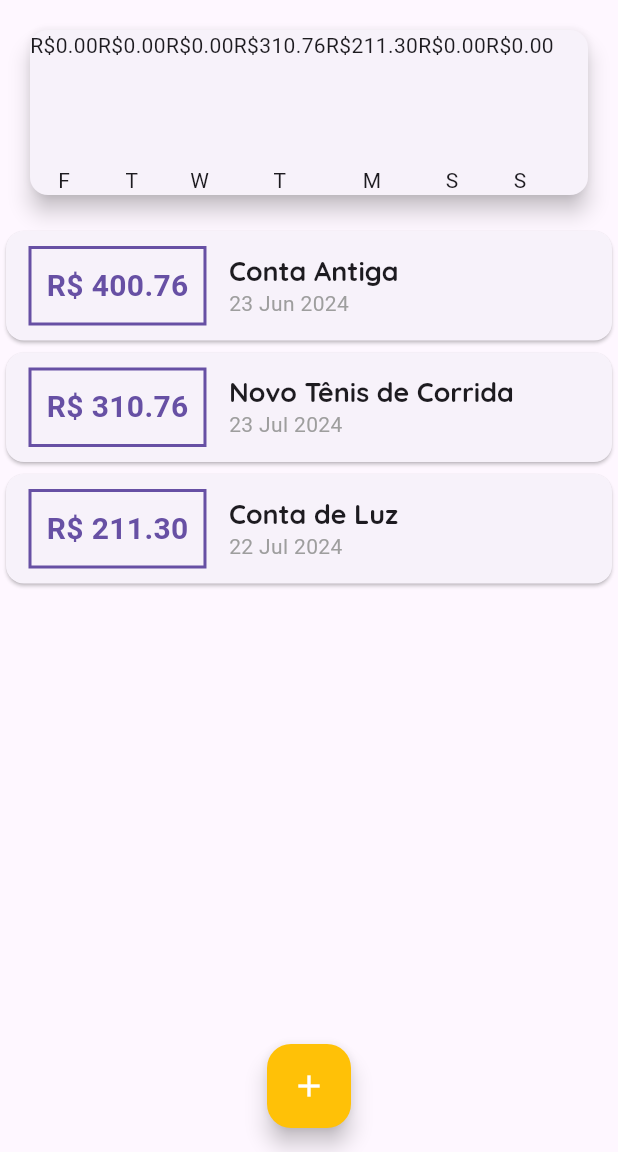
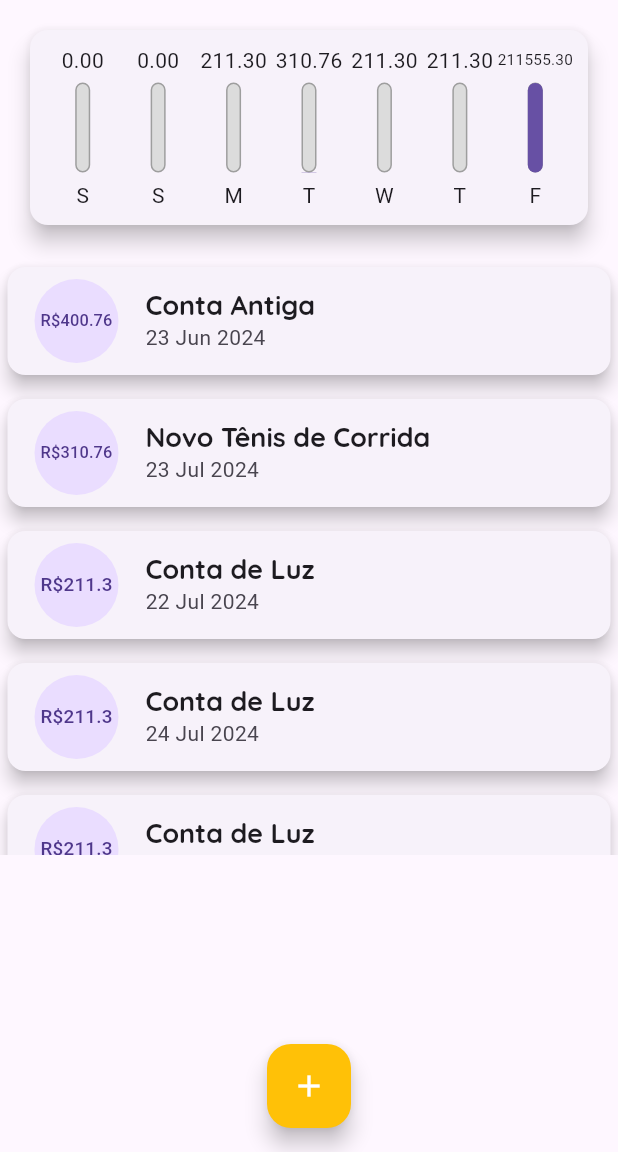
Before and after one commit to DevFullStack-Franklyn-R-Silva/AppDespesasPessoais, a Flutter app: the screen it shows after launch, on a phone screen of 412 x 824 dp, the part 84-1236 px from its top. Run offline on Flutter 3.47's test engine with Material 3 defaults, Android fonts, the phone set to English and light mode, and no system bars.

Commit message:
feat - Melhorando Chart Widget

```diff
--- a/lib/components/chart.dart
+++ b/lib/components/chart.dart
@@ -30,23 +30,35 @@ class Chart extends StatelessWidget {
         'day': DateFormat.E().format(weekDay)[0],
         "value": totalSum,
       };
+    }).reversed.toList();
+  }
+
+  double get _weekTotalValue {
+    return groupedTransactions.fold(0.0, (sum, tr) {
+      return sum + (tr['value'] as double);
     });
   }
 
   @override
   Widget build(BuildContext context) {
-    groupedTransactions;
     return Card(
       elevation: 6,
       margin: EdgeInsets.all(20),
+      child: Padding(
+        padding: const EdgeInsets.all(10.0),
         child: Row(
+          mainAxisAlignment: MainAxisAlignment.spaceAround,
           children: groupedTransactions.map((tr) {
-          return ChartBar(
+            return Flexible(
+              fit: FlexFit.tight,
+              child: ChartBar(
                 label: tr['day'] as String,
                 value: tr['value'] as double,
-            percentage: 0,
+                percentage: (tr['value'] as double) / _weekTotalValue,
+              ),
             );
           }).toList(),
+        ),
       ),
     );
   }
--- a/lib/components/chart_bar.dart
+++ b/lib/components/chart_bar.dart
@@ -15,12 +15,40 @@ class ChartBar extends StatelessWidget {
   Widget build(BuildContext context) {
     return Column(
       children: [
-        Text("R\$${value.toStringAsFixed(2)}"),
+        Container(
+          height: 20,
+          child: FittedBox(
+            child: Text("${value.toStringAsFixed(2)}"),
+          ),
+        ),
         SizedBox(height: 5),
         Container(
           height: 60,
           width: 10,
-          child: null,
+          child: Stack(
+            alignment: Alignment.bottomCenter,
+            children: [
+              Container(
+                decoration: BoxDecoration(
+                  border: Border.all(
+                    color: Colors.grey,
+                    width: 1.0,
+                  ),
+                  color: Color.fromRGBO(220, 220, 220, 1),
+                  borderRadius: BorderRadius.circular(5),
+                ),
+              ),
+              FractionallySizedBox(
+                heightFactor: percentage,
+                child: Container(
+                  decoration: BoxDecoration(
+                    color: Theme.of(context).primaryColor,
+                    borderRadius: BorderRadius.circular(5),
+                  ),
+                ),
+              ),
+            ],
+          ),
         ),
         SizedBox(height: 5),
         Text(label),
--- a/lib/components/transaction_list.dart
+++ b/lib/components/transaction_list.dart
@@ -10,7 +10,7 @@ class TransactionList extends StatelessWidget {
   @override
   Widget build(BuildContext context) {
     return Container(
-      height: 300,
+      height: 400,
       child: transactions.isEmpty
           ? Column(
               children: [
@@ -34,51 +34,32 @@ class TransactionList extends StatelessWidget {
               itemBuilder: (context, index) {
                 final tr = transactions[index];
                 return Card(
-                  child: Row(
-                    children: <Widget>[
-                      Container(
-                        margin: EdgeInsets.symmetric(
-                          horizontal: 15,
-                          vertical: 10,
-                        ),
-                        decoration: BoxDecoration(
-                          border: Border.all(
-                            // color: Colors.purple[50] as Color,
-                            color: Theme.of(context).primaryColor,
-                            width: 2,
-                          ),
-                        ),
-                        padding: EdgeInsets.all(10),
-                        child: Text(
-                          "R\$ ${tr.value.toStringAsFixed(2)}",
-                          style: TextStyle(
-                            fontWeight: FontWeight.bold,
-                            fontSize: 20,
-                            // color: Colors.purple,
-                            color: Theme.of(context).primaryColor,
-                          ),
+                  elevation: 5,
+                  margin: EdgeInsets.symmetric(
+                    vertical: 8,
+                    horizontal: 5,
+                  ),
+                  child: ListTile(
+                    leading: CircleAvatar(
+                      radius: 30,
+                      child: Padding(
+                        padding: const EdgeInsets.all(6.0),
+                        child: FittedBox(
+                          child: Text("R\$${tr.value}"),
                         ),
                       ),
-                      Column(
-                        crossAxisAlignment: CrossAxisAlignment.start,
-                        children: <Widget>[
-                          Text(tr.title,
-                              style: Theme.of(context).textTheme.titleLarge
-                              // style: TextStyle(
-                              //   fontSize: 16,
-                              //   fontWeight: FontWeight.bold,
-                              // ),
-                              ),
-                          Text(
-                            DateFormat('d MMM y').format(tr.date),
-                            style: TextStyle(color: Colors.grey),
-                          ),
-                        ],
-                      ),
-                    ],
+                    ),
+                    title: Text(
+                      tr.title,
+                      style: Theme.of(context).textTheme.titleLarge,
+                    ),
+                    subtitle: Text(
+                      DateFormat("d MMM y").format(tr.date),
+                    ),
                   ),
                 );
-              }),
+              },
+            ),
     );
   }
 }
--- a/lib/main.dart
+++ b/lib/main.dart
@@ -58,6 +58,24 @@ class _MyHomePageState extends State<MyHomePage> {
       title: 'Conta de Luz',
       value: 211.30,
       date: DateTime.now().subtract(Duration(days: 4)),
+    ),
+    Transaction(
+      id: 't3',
+      title: 'Conta de Luz',
+      value: 211.30,
+      date: DateTime.now().subtract(Duration(days: 2)),
+    ),
+    Transaction(
+      id: 't4',
+      title: 'Conta de Luz',
+      value: 211.30,
+      date: DateTime.now().subtract(Duration(days: 1)),
+    ),
+    Transaction(
+      id: 't5',
+      title: 'Conta de Luz',
+      value: 211555.30,
+      date: DateTime.now(),
     ),
   ];
 
```
Lines whose indentation alone changed are shown as unchanged.
